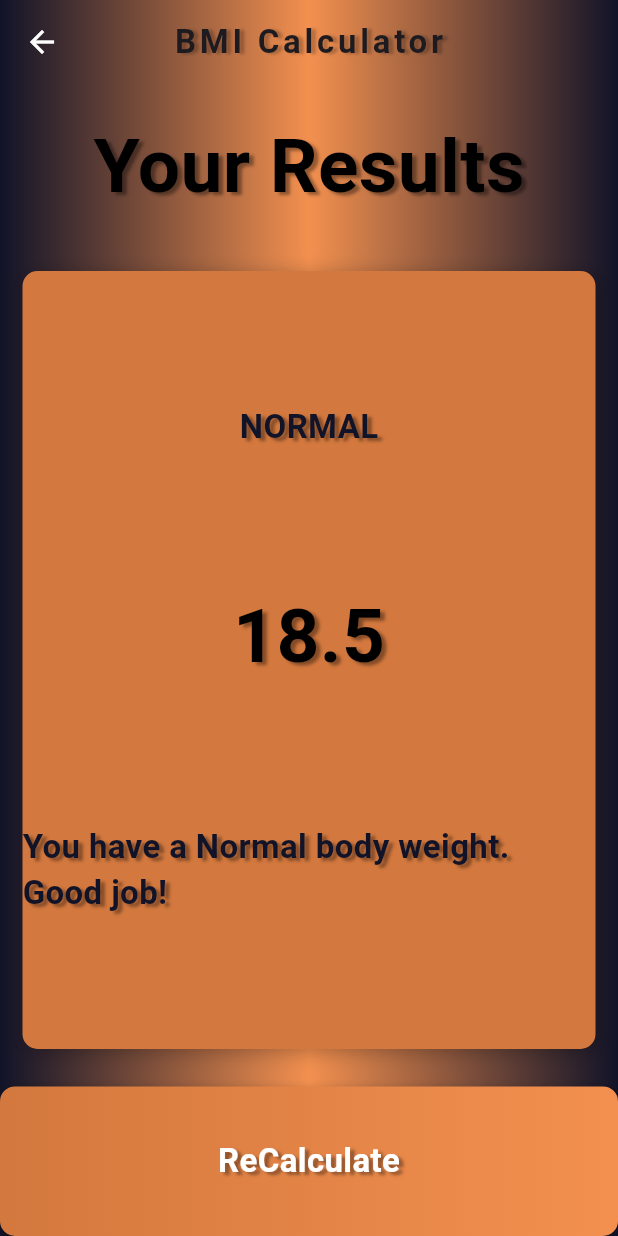
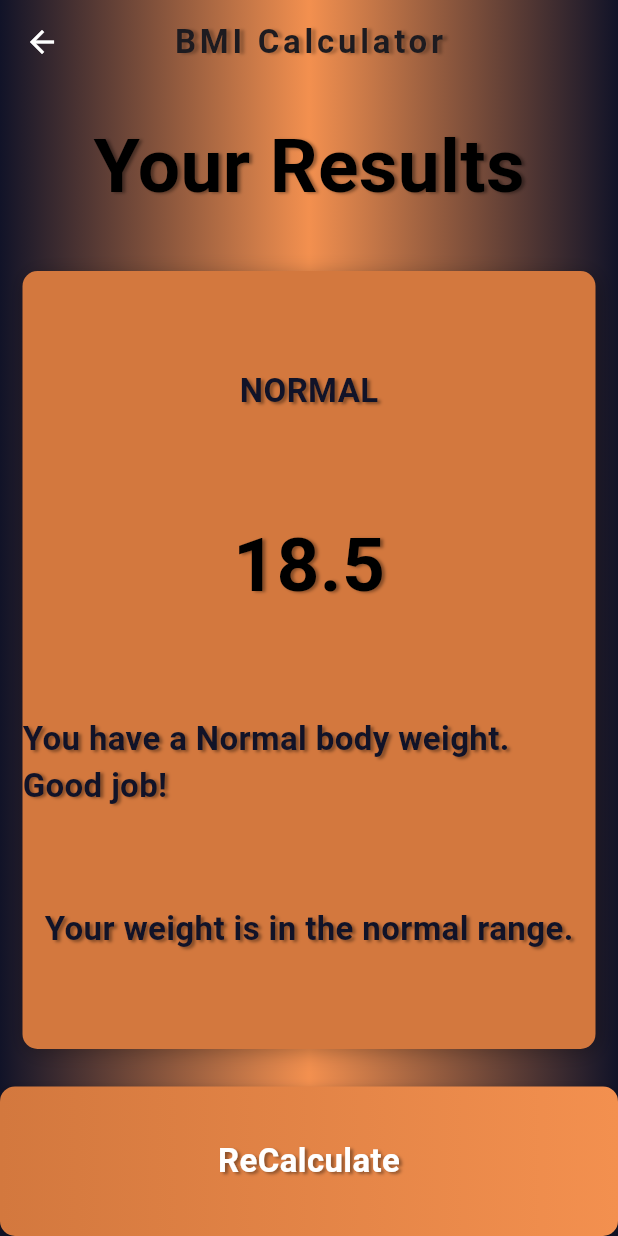
Before and after one commit to albatross65/BMI_Calculator, a Flutter app: the screen it shows after launch, after a tap on "Calculate", on a phone screen of 412 x 824 dp. Run offline on Flutter 3.47's test engine with Material 3 defaults, Android fonts, the phone set to English and light mode, and no system bars; our stand-ins replace font_awesome_flutter.

Commit message:
#18 Added calculation to show how much weight to gain or lose to reach normal BMI.

```diff
--- a/lib/CalculatorFile.dart
+++ b/lib/CalculatorFile.dart
@@ -31,4 +31,20 @@ class CalculatorBrain {
       return 'You have a lower than normal body weight. You can eat a bit more.';
     }
   }
+
+  String getWeightAdjustment() {
+    if (_bmi >= 25) {
+      // Calculate weight to lose to reach a BMI of 24.9
+      double targetWeight = 24.9 * pow(height / 100, 2);
+      double weightToLose = weight - targetWeight;
+      return 'You need to lose ${weightToLose.toStringAsFixed(1)} kg to reach a normal BMI.';
+    } else if (_bmi < 18.5) {
+      // Calculate weight to gain to reach a BMI of 18.5
+      double targetWeight = 18.5 * pow(height / 100, 2);
+      double weightToGain = targetWeight - weight;
+      return 'You need to gain ${weightToGain.toStringAsFixed(1)} kg to reach a normal BMI.';
+    } else {
+      return 'Your weight is in the normal range.';
+    }
+  }
 }
--- a/lib/IconTextCode.dart
+++ b/lib/IconTextCode.dart
@@ -29,7 +29,7 @@ class RepeatIconTextCode extends StatelessWidget {
             BoxShadow(
               color: Colors.black38,
               blurRadius: 2,
-              offset: Offset(2, 3),
+              offset: Offset(2, 1),
             )
           ],
         ),
--- a/lib/ResultFile.dart
+++ b/lib/ResultFile.dart
@@ -8,11 +8,13 @@ class ResultScreen extends StatelessWidget {
   ResultScreen(
       {required this.interpretation,
         required this.bmiResult,
-        required this.resultText});
+        required this.resultText,
+        required this.weightAdjustment});
 
   final String bmiResult;
   final String resultText;
   final String interpretation;
+  final String weightAdjustment;
 
   @override
   Widget build(BuildContext context) {
@@ -81,6 +83,7 @@ class ResultScreen extends StatelessWidget {
                     Text(resultText.toUpperCase(), style: kLabelStyle),
                     Text(bmiResult, style: kTittleStyle),
                     Text(interpretation, style: kLabelStyle),
+                    Text(weightAdjustment, style: kLabelStyle),
                   ],
                 ),
               ),
--- a/lib/constant.dart
+++ b/lib/constant.dart
@@ -9,7 +9,7 @@ const kLabelStyle = TextStyle(
     Shadow(
       color: Colors.black38,
       blurRadius: 2,
-      offset: Offset(3, 2),
+      offset: Offset(2, 1),
     ),
   ],
 );
@@ -22,7 +22,7 @@ const kNumberStyle=TextStyle(
     Shadow(
       color: Colors.black38,
       blurRadius: 2,
-      offset: Offset(3, 2),
+      offset: Offset(2, 1),
     ),
   ],
 );
@@ -40,7 +40,7 @@ const kTittleStyle = TextStyle(
     Shadow(
       color: Colors.black38,
       blurRadius: 2,
-      offset: Offset(3, 2),
+      offset: Offset(2, 1),
     ),
   ],
 );
--- a/lib/input_page.dart
+++ b/lib/input_page.dart
@@ -334,6 +334,7 @@ class _InputPageState extends State<InputPage> {
                         bmiResult: calc.calculateBMI(),
                         resultText: calc.getResult(),
                         interpretation: calc.getInterpretation(),
+                        weightAdjustment: calc.getWeightAdjustment(),
                       ),
                     ),
                   );
@@ -365,6 +366,7 @@ class _InputPageState extends State<InputPage> {
                   height: 80.0,
                 ),
               ),
+
             ],
           ),
         ),
```
